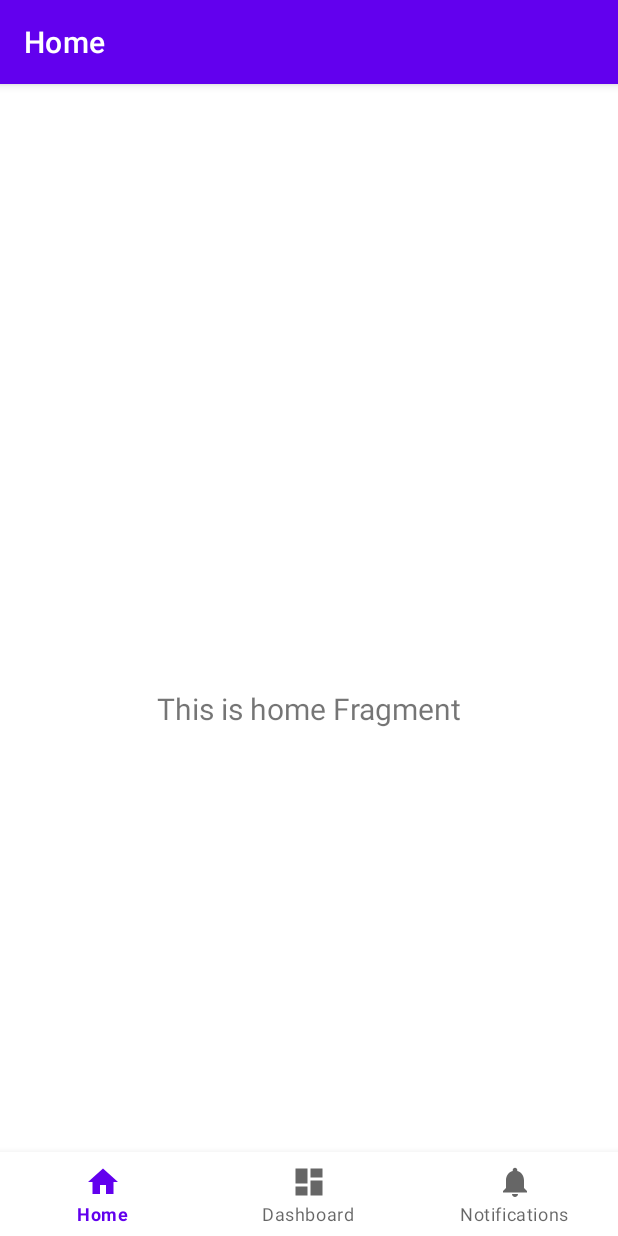
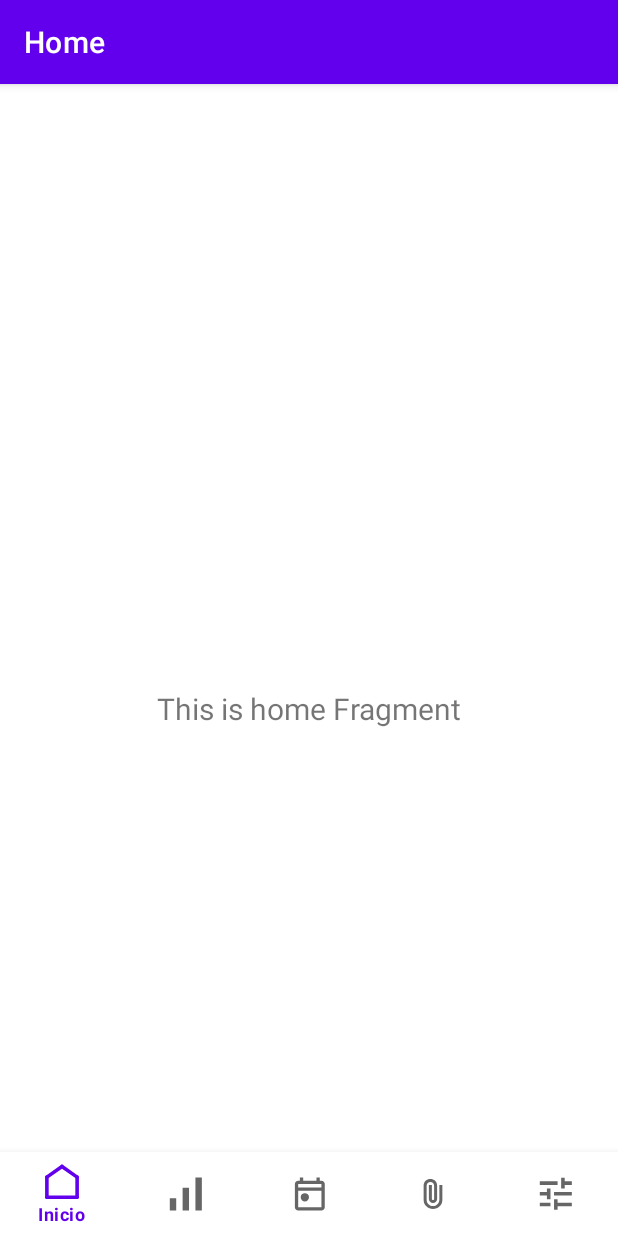
Before and after one commit to danielgranados123/Financia, an Android app: the screen it shows after launch (MainActivity), on a phone screen of 412 x 824 dp. Run offline under Robolectric (Android 15) with nearby library versions, the phone set to English and light mode, and no system bars; our stand-ins replace navigation-ui.

Commit message:
Menu con sus respectivos fragments

```diff
--- /dev/null
+++ b/AppMovil/app/src/main/res/drawable/ic_ajustes.xml
@@ -0,0 +1,9 @@
+<vector xmlns:android="http://schemas.android.com/apk/res/android"
+    android:width="100dp"
+    android:height="100dp"
+    android:viewportWidth="100"
+    android:viewportHeight="100">
+  <path
+      android:pathData="M44.56,94V64.33H54.44V74.22H94V84.11H54.44V94H44.56ZM5,84.11V74.22H34.67V84.11H5ZM24.78,64.33V54.44H5V44.56H24.78V34.67H34.67V64.33H24.78ZM44.56,54.44V44.56H94V54.44H44.56ZM64.33,34.67V5H74.22V14.89H94V24.78H74.22V34.67H64.33ZM5,24.78V14.89H54.44V24.78H5Z"
+      android:fillColor="#1C1C1C"/>
+</vector>
--- /dev/null
+++ b/AppMovil/app/src/main/res/drawable/ic_calendario.xml
@@ -0,0 +1,9 @@
+<vector xmlns:android="http://schemas.android.com/apk/res/android"
+    android:width="100dp"
+    android:height="100dp"
+    android:viewportWidth="100"
+    android:viewportHeight="100">
+  <path
+      android:pathData="M35.67,70.7C32.44,70.7 29.71,69.59 27.48,67.36C25.25,65.14 24.14,62.42 24.14,59.2C24.14,55.98 25.25,53.26 27.48,51.03C29.71,48.81 32.44,47.7 35.67,47.7C38.89,47.7 41.62,48.81 43.85,51.03C46.08,53.26 47.19,55.98 47.19,59.2C47.19,62.42 46.08,65.14 43.85,67.36C41.62,69.59 38.89,70.7 35.67,70.7ZM17.22,96C14.69,96 12.52,95.1 10.71,93.3C8.9,91.5 8,89.33 8,86.8V22.4C8,19.87 8.9,17.7 10.71,15.9C12.52,14.1 14.69,13.2 17.22,13.2H21.83V4H31.06V13.2H67.94V4H77.17V13.2H81.78C84.31,13.2 86.49,14.1 88.29,15.9C90.1,17.7 91,19.87 91,22.4V86.8C91,89.33 90.1,91.5 88.29,93.3C86.49,95.1 84.31,96 81.78,96H17.22ZM17.22,86.8H81.78V40.8H17.22V86.8ZM17.22,31.6H81.78V22.4H17.22V31.6Z"
+      android:fillColor="#1C1C1C"/>
+</vector>
--- /dev/null
+++ b/AppMovil/app/src/main/res/drawable/ic_home.xml
@@ -0,0 +1,36 @@
+<vector xmlns:android="http://schemas.android.com/apk/res/android"
+    android:width="100dp"
+    android:height="100dp"
+    android:viewportWidth="100"
+    android:viewportHeight="100">
+  <path
+      android:pathData="M8,92.4L8,36.4"
+      android:strokeWidth="10"
+      android:fillColor="#00000000"
+      android:strokeColor="#1C1C1C"
+      android:strokeLineCap="round"/>
+  <path
+      android:pathData="M92,92.4V36.4"
+      android:strokeWidth="10"
+      android:fillColor="#00000000"
+      android:strokeColor="#1C1C1C"
+      android:strokeLineCap="round"/>
+  <path
+      android:pathData="M92,92.4L8,92.4"
+      android:strokeWidth="10"
+      android:fillColor="#00000000"
+      android:strokeColor="#1C1C1C"
+      android:strokeLineCap="round"/>
+  <path
+      android:pathData="M50,7L8,36.4"
+      android:strokeWidth="10"
+      android:fillColor="#00000000"
+      android:strokeColor="#1C1C1C"
+      android:strokeLineCap="round"/>
+  <path
+      android:pathData="M92,36.4L50,7"
+      android:strokeWidth="10"
+      android:fillColor="#00000000"
+      android:strokeColor="#1C1C1C"
+      android:strokeLineCap="round"/>
+</vector>
--- /dev/null
+++ b/AppMovil/app/src/main/res/drawable/ic_informes.xml
@@ -0,0 +1,9 @@
+<vector xmlns:android="http://schemas.android.com/apk/res/android"
+    android:width="100dp"
+    android:height="100dp"
+    android:viewportWidth="100"
+    android:viewportHeight="100">
+  <path
+      android:pathData="M5,96V61.5H22.8V96H5ZM40.6,96V32.75H58.4V96H40.6ZM76.2,96V4H94V96H76.2Z"
+      android:fillColor="#1C1C1C"/>
+</vector>
--- /dev/null
+++ b/AppMovil/app/src/main/res/drawable/ic_recursos.xml
@@ -0,0 +1,9 @@
+<vector xmlns:android="http://schemas.android.com/apk/res/android"
+    android:width="100dp"
+    android:height="100dp"
+    android:viewportWidth="100"
+    android:viewportHeight="100">
+  <path
+      android:pathData="M76,65.75C76,73.03 73.47,79.22 68.41,84.33C63.35,89.44 57.21,92 50,92C42.79,92 36.65,89.44 31.59,84.33C26.53,79.22 24,73.03 24,65.75V26.9C24,21.65 25.82,17.19 29.46,13.51C33.1,9.84 37.52,8 42.72,8C47.92,8 52.34,9.84 55.98,13.51C59.62,17.19 61.44,21.65 61.44,26.9V63.65C61.44,66.87 60.33,69.6 58.11,71.84C55.89,74.08 53.19,75.2 50,75.2C46.81,75.2 44.11,74.08 41.89,71.84C39.67,69.6 38.56,66.87 38.56,63.65V24.8H46.88V63.65C46.88,64.56 47.17,65.31 47.76,65.91C48.35,66.5 49.1,66.8 50,66.8C50.9,66.8 51.65,66.5 52.24,65.91C52.83,65.31 53.12,64.56 53.12,63.65V26.9C53.05,23.96 52.03,21.48 50.05,19.44C48.08,17.42 45.63,16.4 42.72,16.4C39.81,16.4 37.35,17.42 35.34,19.44C33.33,21.48 32.32,23.96 32.32,26.9V65.75C32.25,70.72 33.95,74.94 37.42,78.4C40.88,81.87 45.08,83.6 50,83.6C54.85,83.6 58.98,81.87 62.38,78.4C65.77,74.94 67.54,70.72 67.68,65.75V24.8H76V65.75Z"
+      android:fillColor="#1C1C1C"/>
+</vector>
--- a/AppMovil/app/src/main/res/menu/bottom_nav_menu.xml
+++ b/AppMovil/app/src/main/res/menu/bottom_nav_menu.xml
@@ -3,17 +3,27 @@
 
     <item
         android:id="@+id/navigation_home"
-        android:icon="@drawable/ic_home_black_24dp"
-        android:title="@string/title_home" />
+        android:icon="@drawable/ic_home"
+        android:title="Inicio" />
 
     <item
         android:id="@+id/navigation_dashboard"
-        android:icon="@drawable/ic_dashboard_black_24dp"
-        android:title="@string/title_dashboard" />
+        android:icon="@drawable/ic_informes"
+        android:title="Informes" />
 
     <item
         android:id="@+id/navigation_notifications"
-        android:icon="@drawable/ic_notifications_black_24dp"
-        android:title="@string/title_notifications" />
+        android:icon="@drawable/ic_calendario"
+        android:title="Calendario" />
+
+    <item
+        android:id="@+id/fragment_recursos"
+        android:icon="@drawable/ic_recursos"
+        android:title="Recursos" />
+
+    <item
+        android:id="@+id/fragment_ajustes"
+        android:icon="@drawable/ic_ajustes"
+        android:title="Ajustes" />
 
 </menu>
--- a/AppMovil/app/src/main/res/navigation/mobile_navigation.xml
+++ b/AppMovil/app/src/main/res/navigation/mobile_navigation.xml
@@ -22,4 +22,14 @@
         android:name="aplicacion.movil.financia.ui.notifications.NotificationsFragment"
         android:label="@string/title_notifications"
         tools:layout="@layout/fragment_notifications" />
+    <fragment
+        android:id="@+id/fragment_recursos"
+        android:name="aplicacion.movil.financia.fragment_recursos"
+        android:label="Recursos"
+        tools:layout="@layout/fragment_recursos" />
+    <fragment
+        android:id="@+id/fragment_ajustes"
+        android:name="aplicacion.movil.financia.fragment_ajustes"
+        android:label="Ajustes"
+        tools:layout="@layout/fragment_ajustes" />
 </navigation>
--- a/AppMovil/app/src/main/res/values/strings.xml
+++ b/AppMovil/app/src/main/res/values/strings.xml
@@ -3,4 +3,6 @@
     <string name="title_home">Home</string>
     <string name="title_dashboard">Dashboard</string>
     <string name="title_notifications">Notifications</string>
+    <!-- TODO: Remove or change this placeholder text -->
+    <string name="hello_blank_fragment">Hello blank fragment</string>
 </resources>
```
Also changed, not shown: AppMovil/app/src/main/java/aplicacion/movil/financia/fragment_ajustes.kt (added, +59 -0 lines), AppMovil/app/src/main/java/aplicacion/movil/financia/fragment_recursos.kt (added, +59 -0 lines), AppMovil/app/src/main/res/layout/fragment_ajustes.xml (added, +14 -0 lines), AppMovil/app/src/main/res/layout/fragment_recursos.xml (added, +14 -0 lines).
